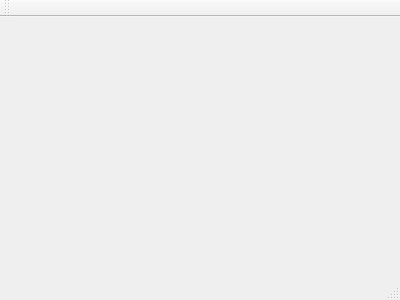
Old version of the form AsyncDB/mainwindow.ui in the repository hawkchch/AsyncDB.
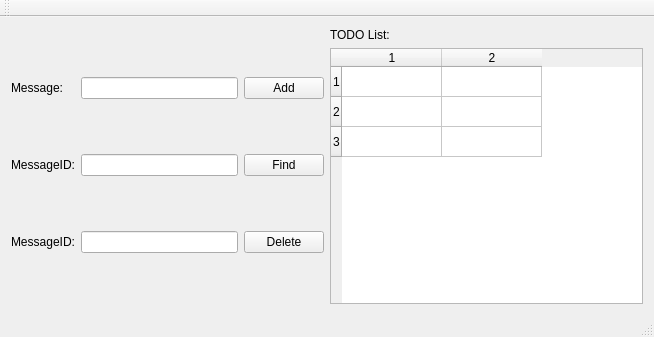
New version of the form.

The edit to the form file:
```diff
--- a/AsyncDB/mainwindow.ui
+++ b/AsyncDB/mainwindow.ui
@@ -1,24 +1,127 @@
 <ui version="4.0">
  <class>MainWindow</class>
- <widget class="QMainWindow" name="MainWindow" >
-  <property name="geometry" >
+ <widget class="QMainWindow" name="MainWindow">
+  <property name="geometry">
    <rect>
     <x>0</x>
     <y>0</y>
-    <width>400</width>
-    <height>300</height>
+    <width>654</width>
+    <height>337</height>
    </rect>
   </property>
   <property name="windowTitle" >
    <string>MainWindow</string>
   </property>
-  <widget class="QMenuBar" name="menuBar" />
-  <widget class="QToolBar" name="mainToolBar" />
-  <widget class="QWidget" name="centralWidget" />
-  <widget class="QStatusBar" name="statusBar" />
+  <widget class="QWidget" name="centralWidget">
+   <layout class="QHBoxLayout" name="horizontalLayout_2">
+    <item>
+     <layout class="QHBoxLayout" name="horizontalLayout">
+      <item>
+       <layout class="QGridLayout" name="gridLayout">
+        <item row="0" column="1">
+         <widget class="QLineEdit" name="lineEditMessage"/>
+        </item>
+        <item row="0" column="0">
+         <widget class="QLabel" name="label">
+          <property name="text">
+           <string>Message:</string>
+          </property>
+         </widget>
+        </item>
+        <item row="0" column="2">
+         <widget class="QPushButton" name="pushButtonAdd">
+          <property name="text">
+           <string>Add</string>
+          </property>
+         </widget>
+        </item>
+        <item row="1" column="0">
+         <widget class="QLabel" name="label_2">
+          <property name="text">
+           <string>MessageID:</string>
+          </property>
+         </widget>
+        </item>
+        <item row="1" column="1">
+         <widget class="QLineEdit" name="lineEditFindID"/>
+        </item>
+        <item row="1" column="2">
+         <widget class="QPushButton" name="pushButtonFind">
+          <property name="text">
+           <string>Find</string>
+          </property>
+         </widget>
+        </item>
+        <item row="2" column="0">
+         <widget class="QLabel" name="label_3">
+          <property name="text">
+           <string>MessageID:</string>
+          </property>
+         </widget>
+        </item>
+        <item row="2" column="1">
+         <widget class="QLineEdit" name="lineEditDelID"/>
+        </item>
+        <item row="2" column="2">
+         <widget class="QPushButton" name="pushButtonDelete">
+          <property name="text">
+           <string>Delete</string>
+          </property>
+         </widget>
+        </item>
+       </layout>
+      </item>
+      <item>
+       <layout class="QVBoxLayout" name="verticalLayout_2">
+        <item>
+         <widget class="QLabel" name="label_4">
+          <property name="text">
+           <string>TODO List:</string>
+          </property>
+         </widget>
+        </item>
+        <item>
+         <widget class="QTableWidget" name="tableWidget">
+          <property name="rowCount">
+           <number>3</number>
+          </property>
+          <property name="columnCount">
+           <number>2</number>
+          </property>
+          <row/>
+          <row/>
+          <row/>
+          <column/>
+          <column/>
+         </widget>
+        </item>
+       </layout>
+      </item>
+     </layout>
+    </item>
+   </layout>
+  </widget>
+  <widget class="QMenuBar" name="menuBar">
+   <property name="geometry">
+    <rect>
+     <x>0</x>
+     <y>0</y>
+     <width>654</width>
+     <height>23</height>
+    </rect>
+   </property>
+  </widget>
+  <widget class="QToolBar" name="mainToolBar">
+   <attribute name="toolBarArea">
+    <enum>TopToolBarArea</enum>
+   </attribute>
+   <attribute name="toolBarBreak">
+    <bool>false</bool>
+   </attribute>
+  </widget>
+  <widget class="QStatusBar" name="statusBar"/>
  </widget>
- <layoutDefault spacing="6" margin="11" />
- <pixmapfunction></pixmapfunction>
+ <layoutdefault spacing="6" margin="11"/>
  <resources/>
  <connections/>
 </ui>
```
Left out of the diff: 3 changed lines with no effect on the pictures.
